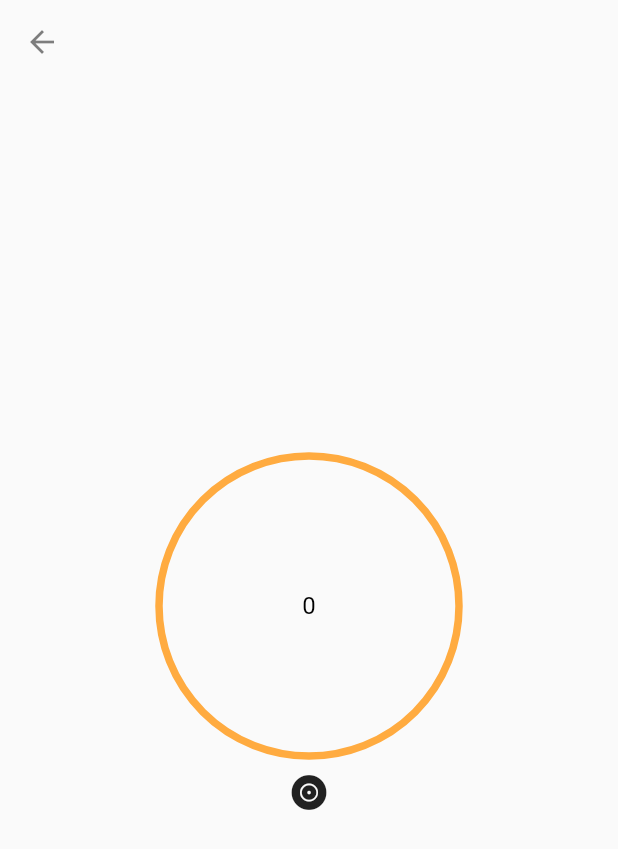
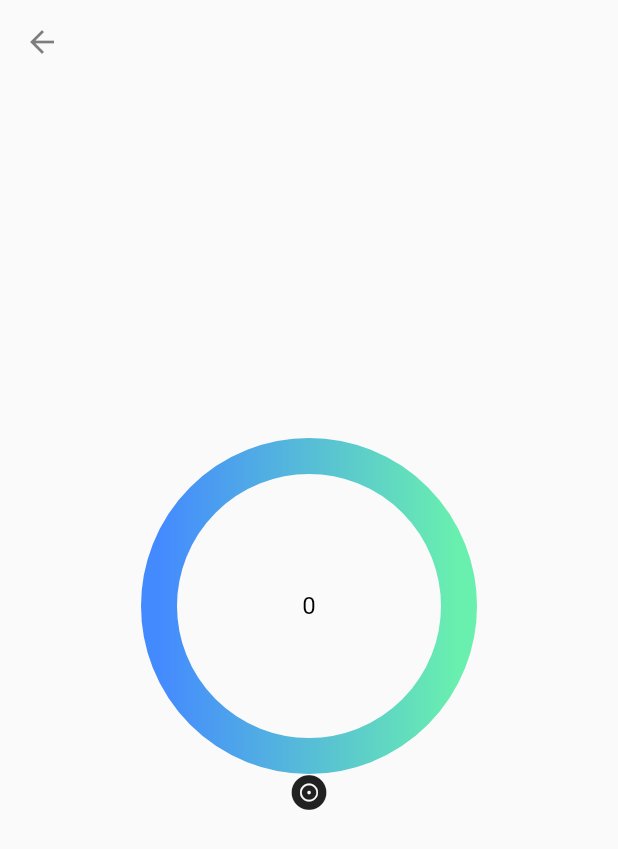
Before and after one commit to ettoma/my_voice, a Flutter app: the Recording screen opened directly, on a phone screen of 412 x 824 dp. Shown: the top 849 px of the screen. Run offline on Flutter 3.47's test engine with Material 2 defaults, Android fonts, the phone set to English and light mode, and no system bars; drawn by our look-alikes of circular_countdown_timer; our stand-ins replace font_awesome_flutter; missing offline and left inert: flutter_sound.

```diff
--- a/lib/models/sound_recorder.dart
+++ b/lib/models/sound_recorder.dart
@@ -1,4 +1,5 @@
 import 'dart:io';
+import 'dart:math';
 
 import 'package:audio_journal/models/audio_file_model.dart';
 import 'package:flutter_sound/flutter_sound.dart';
@@ -22,8 +23,10 @@ class SoundRecorder {
 
   String getFileName() {
     String? _date;
-
     _date = DateTime.now().millisecondsSinceEpoch.toString();
+    // _date = DateTime.now().hour.toString() +
+    //     DateTime.now().minute.toString() +
+    //     DateTime.now().second.toString();
     return _fileName = _date + '.aac';
   }
 
--- a/lib/pages/recording.dart
+++ b/lib/pages/recording.dart
@@ -59,14 +59,18 @@ class _RecordingState extends State<Recording> {
                   width: 200,
                   height: 200,
                   duration: _duration,
-                  fillColor: Colors.blueAccent,
+                  fillColor: Colors.blueAccent.shade700.withOpacity(0.40),
                   ringColor: Colors.orangeAccent,
+                  strokeWidth: 24,
+                  ringGradient: const LinearGradient(
+                      colors: [Colors.blueAccent, Colors.greenAccent],
+                      stops: [0, 100]),
                   onStart: () async {
                     await recorder.toggleRecording();
                     setState(() {});
                   },
                   onComplete: () async {
-                    await recorder.toggleRecording();
+                    recorder.toggleRecording();
                     setState(() {});
                   },
                 ),
```
Also changed, not shown: lib/pages/audio_player.dart (+8 -6 lines).
